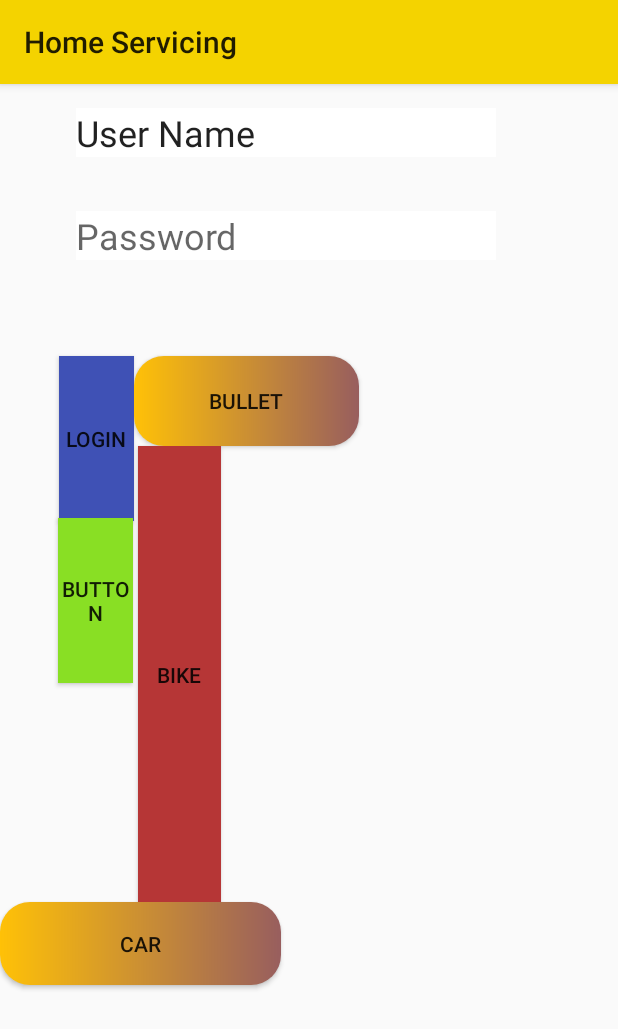
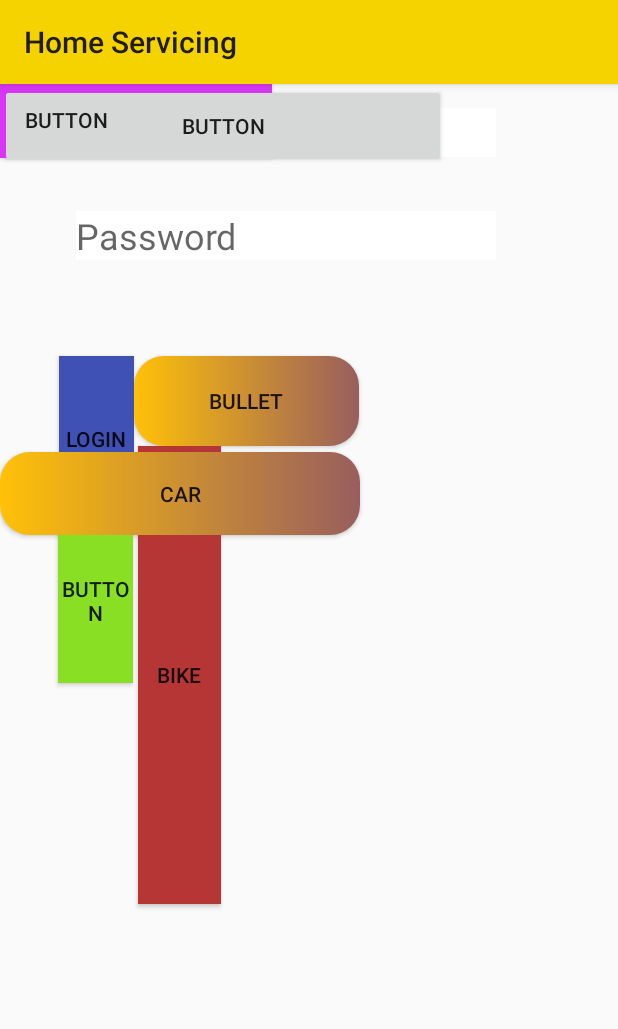
Before and after one commit to piyushkumarprusty/Home_service_App, an Android app: the LoginDemo screen opened directly, with no data from a screen before it, on a phone screen of 412 x 824 dp. Shown: the top 1029 px of the screen. Run offline under Robolectric (Android 15) with nearby library versions, the phone set to English and light mode, and no system bars.

Commit message:
LoginDemo.java btnset

```diff
--- a/app/src/main/res/layout/activity_login_demo.xml
+++ b/app/src/main/res/layout/activity_login_demo.xml
@@ -85,11 +85,36 @@
 
     <Button
         android:id="@+id/car"
-        android:layout_width="187dp"
+        android:layout_width="240dp"
         android:layout_height="55dp"
-        android:layout_marginTop="304dp"
+        android:layout_marginTop="4dp"
         android:background="@drawable/btn_back"
         android:text="car"
         app:layout_constraintTop_toBottomOf="@+id/button4"
-        tools:layout_editor_absoluteX="67dp" />
+        tools:layout_editor_absoluteX="147dp" />
+
+    <Button
+        android:id="@+id/button6"
+        android:layout_width="181dp"
+        android:layout_height="49dp"
+        android:background="#D736F4"
+        android:text="Truck"
+        tools:layout_editor_absoluteX="147dp"
+        tools:layout_editor_absoluteY="300dp" />
+
+    <Button
+        android:id="@+id/button7"
+        android:layout_width="297dp"
+        android:layout_height="56dp"
+        android:text="Button"
+        tools:layout_editor_absoluteX="1dp"
+        tools:layout_editor_absoluteY="546dp" />
+
+    <Button
+        android:id="@+id/button8"
+        android:layout_width="wrap_content"
+        android:layout_height="wrap_content"
+        android:text="Button"
+        tools:layout_editor_absoluteX="1dp"
+        tools:layout_editor_absoluteY="399dp" />
 </androidx.constraintlayout.widget.ConstraintLayout>
```
